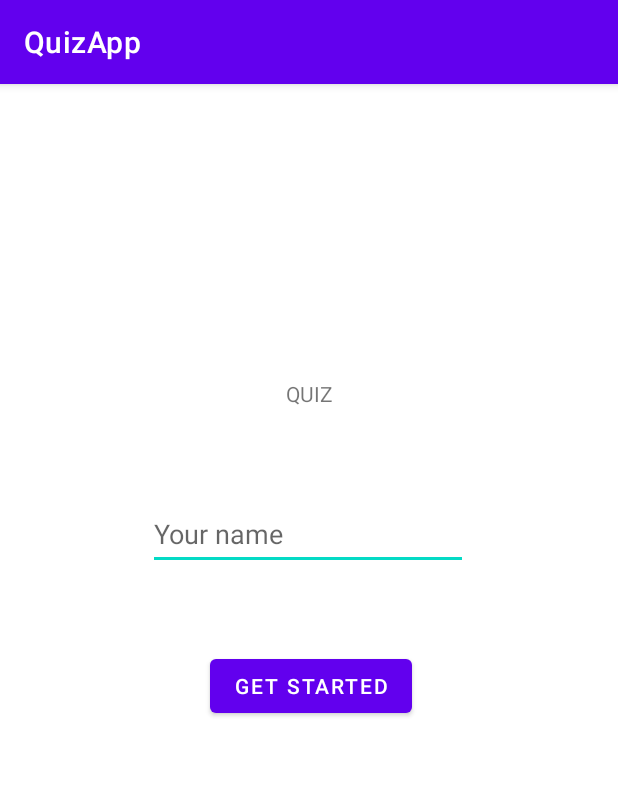
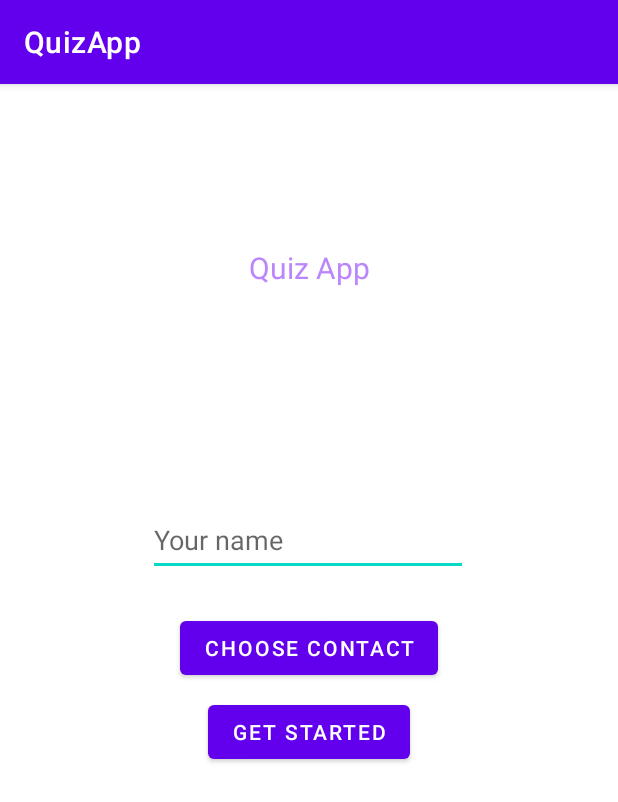
Before and after one commit to tibiv111/Android-Gyak-V.Tibor, an Android app: the screen it shows after launch (MainActivity), on a phone screen of 412 x 824 dp. Shown: the top 802 px of the screen. Run offline under Robolectric (Android 15) with nearby library versions, the phone set to English and light mode, and no system bars.

Commit message:
Labor 4 done

```diff
--- a/Android/app/src/main/java/com/example/quizapp/MainActivity.kt
+++ b/Android/app/src/main/java/com/example/quizapp/MainActivity.kt
@@ -2,35 +2,89 @@ package com.example.quizapp
 
 
 
+import android.app.Activity
+import android.content.Context
 import androidx.appcompat.app.AppCompatActivity
 import android.os.Bundle
 
 import android.widget.Button
-import android.widget.Toast
 
-import android.app.Activity
-import android.content.Context
 import android.content.Intent
+import android.net.Uri
+import android.util.Log
 import android.view.View
 import android.view.inputmethod.InputMethodManager
 import android.widget.EditText
-import androidx.fragment.app.Fragment
+import android.widget.TextView
 
 
-import com.google.android.material.snackbar.Snackbar
+import android.provider.ContactsContract
+import androidx.activity.result.ActivityResultLauncher
+import androidx.activity.result.ActivityResultRegistry
+import androidx.activity.result.contract.ActivityResultContract
+import androidx.activity.result.contract.ActivityResultContracts
+import androidx.core.database.getStringOrNull
+import androidx.lifecycle.DefaultLifecycleObserver
+import androidx.lifecycle.LifecycleOwner
+
+
 const val EXTRA_MESSAGE = "com.example.quizapp.MESSAGE"
+const val TAG_MAIN : String =  "MainActivity"
+const val REQUEST_SELECT_CONTACT = 1
+
+
 
 class MainActivity : AppCompatActivity() {
+    private lateinit var startButton : Button
+    private lateinit var chooseContactButton : Button
+    private lateinit var userName : TextView
+    private lateinit var  contactUri : Uri
+    private val getContent = registerForActivityResult(ActivityResultContracts.GetContent()) { uri: Uri? ->
+
+    }
+
     override fun onCreate(savedInstanceState: Bundle?) {
         super.onCreate(savedInstanceState)
         setContentView(R.layout.activity_main)
-        val btn1 = findViewById<Button>(R.id.btn1)
+        initializeView()
+        registerListeners()
 
-        /*
-        btn1.setOnClickListener {
+
+
+    }
+
+    private fun initializeView()
+    {
+
+        userName = findViewById<TextView>(R.id.userName)
+        startButton = findViewById<Button>(R.id.startButton)
+        chooseContactButton = findViewById<Button>(R.id.chooseContactbtn)
+
+
+
+
+    }
+
+    private fun registerListeners()
+    {
+
+        chooseContactButton.setOnClickListener {
+            val intent = Intent(Intent.ACTION_PICK)
+            intent.type = ContactsContract.Contacts.CONTENT_TYPE
+
+            if (intent.resolveActivity(packageManager) != null) {
+                startActivityForResult(intent, REQUEST_SELECT_CONTACT)
+
+            }
+
+
+        }
+        /* LAB01
+        startButton.setOnClickListener {
             //left toast and snackbar for the sake of testing.
             //val toast = Toast.makeText(applicationContext, "Name accepted in Toast!", Toast.LENGTH_LONG)
             //toast.show()
+            Log.i(TAG_MAIN, userName.text.toString())
             //val snackbar = Snackbar.make(it, "Name Accepted in Snackbar!", Snackbar.LENGTH_LONG)
             hideKeyboard(it)
             //snackbar.show()
@@ -40,16 +94,29 @@ class MainActivity : AppCompatActivity() {
 
 
     }
-    /*
-    override fun onStart() {
-        super.onStart()
-        val toast = Toast.makeText(applicationContext, "onStart Toast!", Toast.LENGTH_LONG)
-        toast.show()
+
+    override fun onActivityResult(requestCode: Int, resultCode: Int, data: Intent?) {
+        super.onActivityResult(requestCode, resultCode, data)
+        if(requestCode == REQUEST_SELECT_CONTACT && resultCode == Activity.RESULT_OK)
+        {
+            contactUri = data!!.data!!
+            getContactName()
+        }
     }
-    */
+    private fun getContactName() {
+        val cursor = contentResolver.query(contactUri!!,null,null,null,null)
+        if(cursor!!.moveToFirst()){
+            val contactName = cursor.getStringOrNull(cursor.getColumnIndex(ContactsContract.Contacts.DISPLAY_NAME))
+            userName.setText(contactName)
+
+        }
+    }
+
+
+
 
     fun sendMessage(view: View) {
-        val editText = findViewById<EditText>(R.id.nameOfPersonGET)
+        val editText = findViewById<EditText>(R.id.userName)
         val message = editText.text.toString()
         val intent = Intent(this, DisplayMessageActivity::class.java).apply {
             putExtra(EXTRA_MESSAGE, message)
@@ -57,14 +124,49 @@ class MainActivity : AppCompatActivity() {
         startActivity(intent)
     }
 
+
+    override fun onStart() {
+        super.onStart()
+        Log.i(TAG_MAIN, "onStart override")
+        //val toast = Toast.makeText(applicationContext, "onStart Toast!", Toast.LENGTH_LONG)
+        //toast.show()
+    }
+
+    override fun onResume() {
+        Log.i(TAG_MAIN, "onResume override")
+        super.onResume()
+    }
+
+    override fun onRestart() {
+        Log.i(TAG_MAIN, "onRestart override")
+        super.onRestart()
+    }
+
+    override fun onPause() {
+        Log.i(TAG_MAIN, "onPause override")
+        super.onPause()
+    }
+
+    override fun onStop() {
+        Log.i(TAG_MAIN, "onStop override")
+        super.onStop()
+    }
+
+    override fun onDestroy() {
+        Log.i(TAG_MAIN, "onDestroy override")
+        super.onDestroy()
+    }
+
     //it annoyed me that the keyboard stayed after the button press, so I solved it (stackoverflow function)
-    /*
     private fun Context.hideKeyboard(view: View) {
         val inputMethodManager = getSystemService(Activity.INPUT_METHOD_SERVICE) as InputMethodManager
         inputMethodManager.hideSoftInputFromWindow(view.windowToken, 0)
     }
 
-    */
+
+
+
+
 
 
 }
--- a/Android/app/src/main/res/layout/activity_display_message.xml
+++ b/Android/app/src/main/res/layout/activity_display_message.xml
@@ -21,6 +21,10 @@
         android:layout_width="wrap_content"
         android:layout_height="wrap_content"
         android:layout_marginTop="25dp"
+        android:textAlignment="viewEnd"
+        android:textColor="@android:color/holo_orange_dark"
+        android:textSize="16sp"
+        android:textStyle="bold"
         app:layout_constraintEnd_toEndOf="parent"
         app:layout_constraintStart_toStartOf="parent"
         app:layout_constraintTop_toBottomOf="@+id/nameIs" />
--- a/Android/app/src/main/res/layout/activity_main.xml
+++ b/Android/app/src/main/res/layout/activity_main.xml
@@ -7,37 +7,51 @@
     tools:context=".MainActivity">
 
     <EditText
-        android:id="@+id/nameOfPersonGET"
+        android:id="@+id/userName"
         android:layout_width="wrap_content"
         android:layout_height="wrap_content"
-        android:layout_marginBottom="444dp"
+        android:layout_marginBottom="24dp"
         android:ems="10"
-        android:hint="Your name"
+        android:hint="@string/your_name"
         android:inputType="textCapSentences"
         android:minHeight="48dp"
-        app:layout_constraintBottom_toBottomOf="parent"
+        app:layout_constraintBottom_toTopOf="@+id/chooseContactbtn"
         app:layout_constraintEnd_toEndOf="parent"
         app:layout_constraintHorizontal_bias="0.497"
         app:layout_constraintStart_toStartOf="parent" />
 
     <Button
-        android:id="@+id/btn1"
+        android:id="@+id/startButton"
         android:layout_width="wrap_content"
         android:layout_height="wrap_content"
-        android:layout_marginTop="53dp"
-        android:layout_marginEnd="37dp"
+        android:layout_marginBottom="312dp"
         android:onClick="sendMessage"
-        android:text="Get Started"
-        app:layout_constraintEnd_toEndOf="@+id/nameOfPersonGET"
-        app:layout_constraintTop_toBottomOf="@+id/nameOfPersonGET" />
+        android:text="@string/get_started"
+        app:layout_constraintBottom_toBottomOf="parent"
+        app:layout_constraintEnd_toEndOf="parent"
+        app:layout_constraintStart_toStartOf="parent" />
 
     <TextView
-        android:id="@+id/textView2"
+        android:id="@+id/title"
         android:layout_width="wrap_content"
         android:layout_height="wrap_content"
-        android:layout_marginBottom="60dp"
-        android:text="QUIZ"
-        app:layout_constraintBottom_toTopOf="@+id/nameOfPersonGET"
+        android:layout_marginBottom="144dp"
+        android:text="@string/quiz"
+        android:textColor="@color/purple_200"
+        android:textSize="20sp"
+        app:layout_constraintBottom_toTopOf="@+id/userName"
+        app:layout_constraintEnd_toEndOf="parent"
+        app:layout_constraintStart_toStartOf="parent"
+        app:layout_constraintTop_toTopOf="parent"
+        app:layout_constraintVertical_bias="1.0" />
+
+    <Button
+        android:id="@+id/chooseContactbtn"
+        android:layout_width="wrap_content"
+        android:layout_height="wrap_content"
+        android:layout_marginBottom="8dp"
+        android:text="@string/chooseContactbtn"
+        app:layout_constraintBottom_toTopOf="@+id/startButton"
         app:layout_constraintEnd_toEndOf="parent"
         app:layout_constraintStart_toStartOf="parent" />
 
--- /dev/null
+++ b/Android/app/src/main/res/values-night/strings.xml
@@ -0,0 +1,6 @@
+<?xml version="1.0" encoding="utf-8"?>
+<resources>
+    <string name="your_name">Your name</string>
+    <string name="get_started">Get Started</string>
+    <string name="quiz">Quiz App</string>
+</resources>
--- a/Android/app/src/main/res/values/strings.xml
+++ b/Android/app/src/main/res/values/strings.xml
@@ -1,4 +1,7 @@
 <resources>
     <string name="app_name">QuizApp</string>
-    <string name="quiz">QUIZ</string>
+    <string name="quiz">Quiz App</string>
+    <string name="your_name">Your name</string>
+    <string name="get_started">Get Started</string>
+    <string name="chooseContactbtn">CHOOSE CONTACT</string>
 </resources>
```
Also changed, not shown: Android/app/build.gradle (+8 -7 lines).
